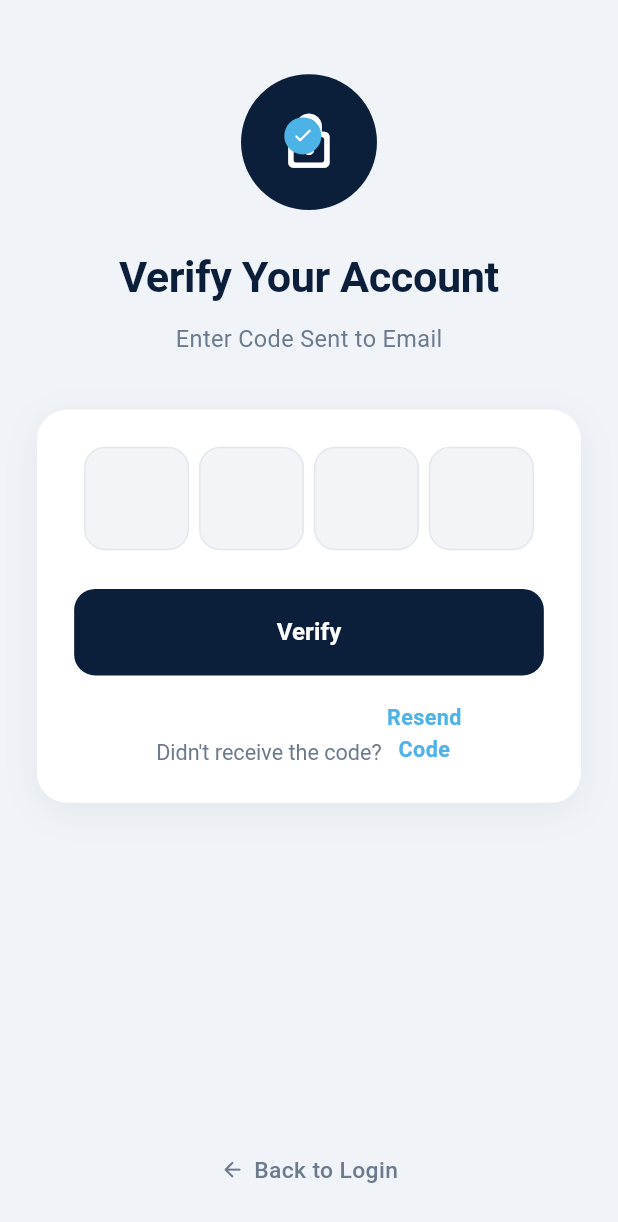
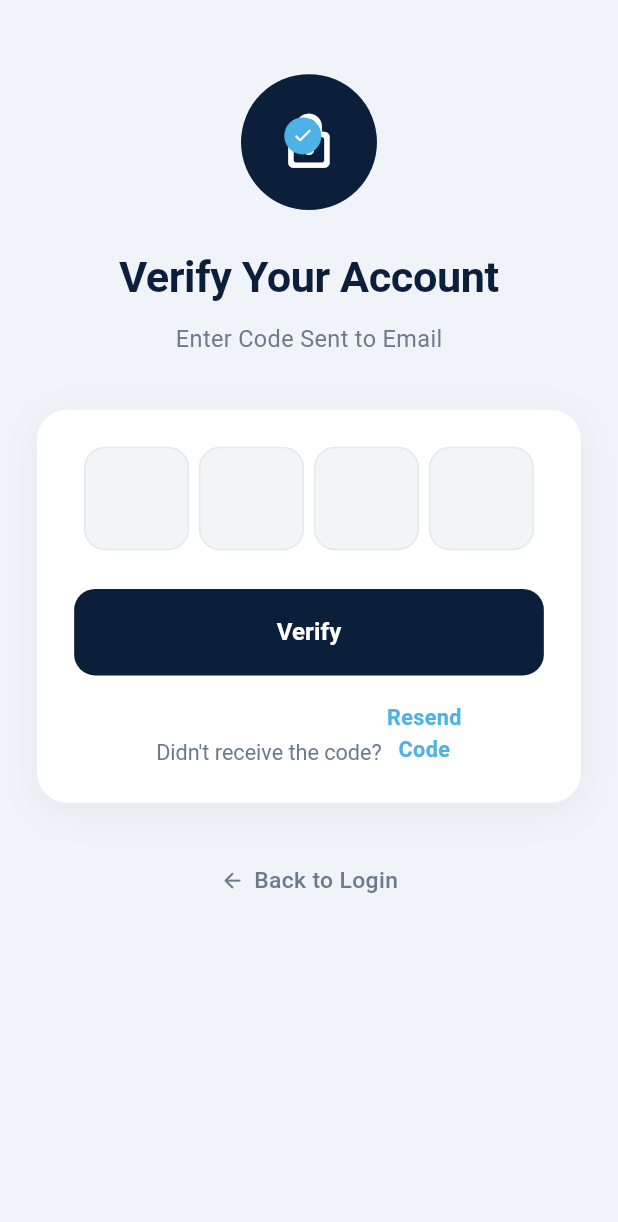
Before and after one commit to aliakbar319678-hash/kimi_property_app, a Flutter app: the OtpScreen screen opened by its route, on a phone screen of 412 x 824 dp. Shown: the top 1222 px of the screen. Run offline on Flutter 3.47's test engine with Material 3 defaults, Android fonts, the phone set to English and light mode, and no system bars; our stand-ins replace dio, flutter_riverpod, flutter_secure_storage, freezed_annotation; accounts and stored records are empty; project files that could hold a hidden picture were left out.

Commit message:
Fix OTP screen keyboard overflow and reset focus on Resend

```diff
--- a/frontend/lib/screens/auth/otp_screen.dart
+++ b/frontend/lib/screens/auth/otp_screen.dart
@@ -74,6 +74,7 @@ class _OtpScreenState extends ConsumerState<OtpScreen> {
     return Scaffold(
       backgroundColor: AppColors.scaffoldBg,
       body: SafeArea(
+        child: SingleChildScrollView(
           child: Padding(
             padding: EdgeInsets.symmetric(horizontal: w * 0.06),
             child: Column(
@@ -203,6 +204,7 @@ class _OtpScreenState extends ConsumerState<OtpScreen> {
                                   for (final c in _controllers) {
                                     c.clear();
                                   }
+                                  _focusNodes[0].requestFocus();
                                   await notif.resend();
                                   if (context.mounted && ref.read(otpProvider).errorMessage == null) {
                                     ScaffoldMessenger.of(context).clearSnackBars();
@@ -232,7 +234,7 @@ class _OtpScreenState extends ConsumerState<OtpScreen> {
                   ),
                 ),
 
-              const Spacer(),
+                SizedBox(height: h * 0.05),
 
                 // ── Back to Login ────────────────────────
                 GestureDetector(
@@ -260,6 +262,7 @@ class _OtpScreenState extends ConsumerState<OtpScreen> {
 
                 SizedBox(height: h * 0.04),
               ],
+            ),
           ),
         ),
       ),
```
Lines whose indentation alone changed are shown as unchanged.
